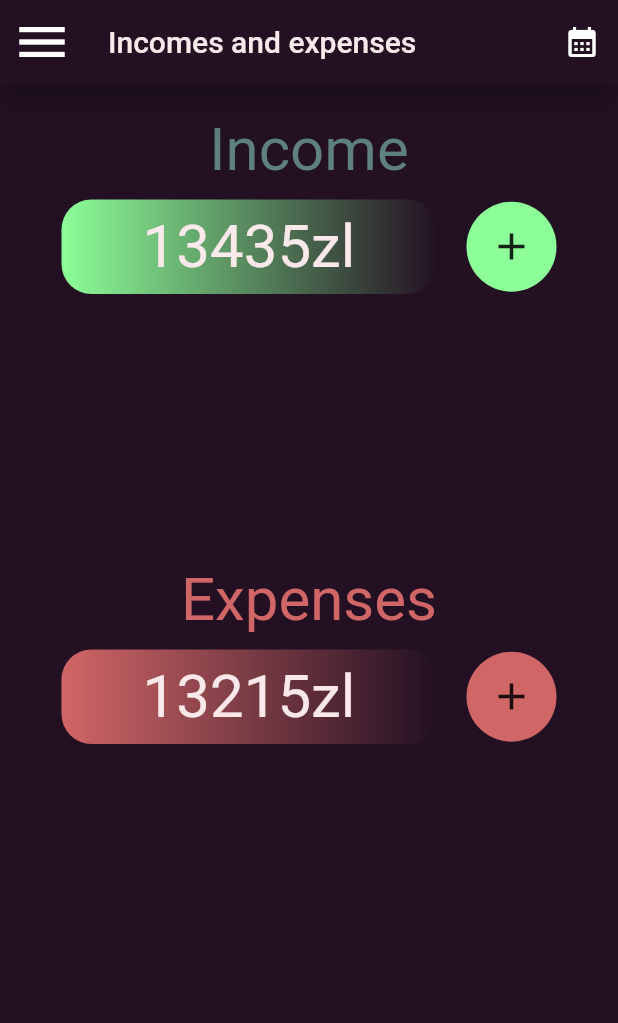
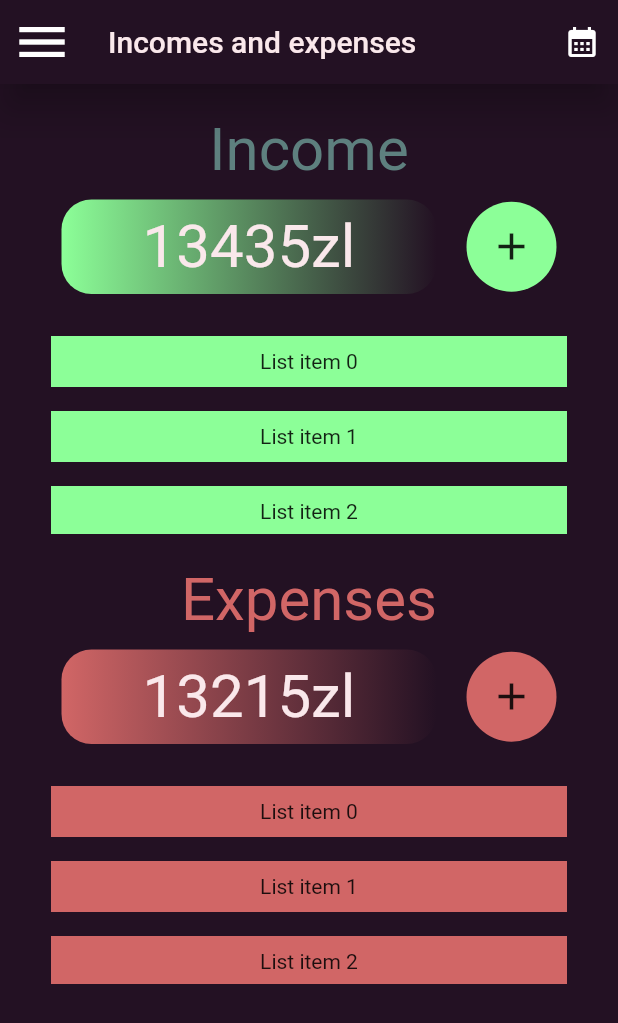
Before and after one commit to eugene817/income_and_expenses_app, a Flutter app: the screen it shows after launch, on a phone screen of 412 x 824 dp. Shown: the top 1023 px of the screen. Run offline on Flutter 3.47's test engine with Material 2 defaults, Android fonts, the phone set to English and light mode, and no system bars.

Commit message:
Added lots of new things like: Drawer flom left on menu button, changed size of Date Picker, made lists of items under income and expenses

```diff
--- a/income_and_expenses_app/lib/main.dart
+++ b/income_and_expenses_app/lib/main.dart
@@ -32,12 +32,16 @@ class Base extends StatelessWidget {
     return Scaffold(
       backgroundColor: Color2,
       appBar: AppBar(
-        leading: IconButton(
+        leading: Builder(
+          builder: (BuildContext context) {
+            return IconButton(
               onPressed: () {
-            print("cool shit, thank you wery much, really appreciate that");
+               Scaffold.of(context).openDrawer();
               },
               icon: Icon(Icons.menu),
               iconSize: 40,
+            );
+          }
         ),
         backgroundColor: Color2,
         elevation: 10,
@@ -53,7 +57,11 @@ class Base extends StatelessWidget {
               context: context,
               builder: (BuildContext context) => AlertDialog(
                   title: const Text("Statistics for"),
-                content: RadioChooseDate(),
+                  content: SizedBox(
+                    width: 300,
+                    height: 200,
+                    child: RadioChooseDate()
+                    ),
                   backgroundColor: Color4,
                   actions: <Widget>[
                     TextButton(
@@ -70,6 +78,46 @@ class Base extends StatelessWidget {
             icon: Icon(Icons.calendar_month)
             )
         ],
+      ),
+      drawer: Drawer(
+        child: ListView(
+          padding: EdgeInsets.zero,
+          children: [
+            DrawerHeader(
+              decoration: BoxDecoration(
+                color: Color2,
+              ),
+              child: Text(
+                'Menu',
+                style: TextStyle(
+                  color: Color4,
+                  fontSize: 24,
+                ),
+              ),
+            ),
+            ListTile(
+              leading: Icon(Icons.message),
+              title: Text('Messages'),
+              onTap: () {
+                // Update the state of the app
+                // ...
+                // Then close the drawer
+                Navigator.pop(context);
+              },
+            ),
+            ListTile(
+              leading: Icon(Icons.account_circle),
+              title: Text('Profile'),
+              onTap: () {
+                // Update the state of the app
+                // ...
+                // Then close the drawer
+                Navigator.pop(context);
+              },
+            ),
+            // Add more items here
+          ],
+        ),
       ),
 
       body: Column(
@@ -134,13 +182,7 @@ class Base extends StatelessWidget {
           ),
           SizedBox(height: 20,),
 
-          Container(
-            height: 140,
-            width: 400,
-            decoration: BoxDecoration(
-              color: Color2,
-            ),
-          ),
+          ScrollIncome(),
 
 
           SizedBox(height: 20,),
@@ -203,14 +245,7 @@ class Base extends StatelessWidget {
           ),
           SizedBox(height: 20,),
 
-          Container(
-            height: 140,
-            width: 400,
-            decoration: BoxDecoration(
-              color: Color2,
-            ),
-          ),
-
+          ScrollExpenses(),
 
           SizedBox(height: 20,),
 
@@ -296,6 +331,79 @@ class _RadioChooseDateState extends State<RadioChooseDate> {
   }
 }
 
+class ScrollIncome extends StatefulWidget {
+  const ScrollIncome({super.key});
+
+  @override
+  State<ScrollIncome> createState() => _ScrollIncomeState();
+}
+
+class _ScrollIncomeState extends State<ScrollIncome> {
+  @override
+  Widget build(BuildContext context) {
+    return Container(
+      height: 140,
+      width: 360,
+      child: CustomScrollView(
+        slivers: <Widget>[
+          SliverFixedExtentList(
+            delegate: SliverChildBuilderDelegate(
+              (BuildContext context, int index) {
+                return Padding(
+                  padding: const EdgeInsets.all(8.0),
+                  child: Container(
+                    height: 100,
+                    alignment:  Alignment.center,
+                    color: Color1,
+                    child: Text("List item $index"),
+                  ),
+                );
+              }
+            ),
+            itemExtent: 50.0,
+            ),
+        ],
+      ),
+    );
+  }
+}
+
+class ScrollExpenses extends StatefulWidget {
+  const ScrollExpenses({super.key});
+
+  @override
+  State<ScrollExpenses> createState() => _ScrollExpensesState();
+}
+
+class _ScrollExpensesState extends State<ScrollExpenses> {
+  @override
+  Widget build(BuildContext context) {
+    return Container(
+      height: 140,
+      width: 360,
+      child: CustomScrollView(
+        slivers: <Widget>[
+          SliverFixedExtentList(
+            delegate: SliverChildBuilderDelegate(
+              (BuildContext context, int index) {
+                return Padding(
+                  padding: const EdgeInsets.all(8.0),
+                  child: Container(
+                    height: 100,
+                    alignment:  Alignment.center,
+                    color: Color3,
+                    child: Text("List item $index"),
+                  ),
+                );
+              }
+            ),
+            itemExtent: 50.0,
+            ),
+        ],
+      ),
+    );
+  }
+}
 // enum Page{General, Income, Expenses}
 
 // class ChoosePage extends StatefulWidget {
```
Lines whose indentation alone changed are shown as unchanged.
